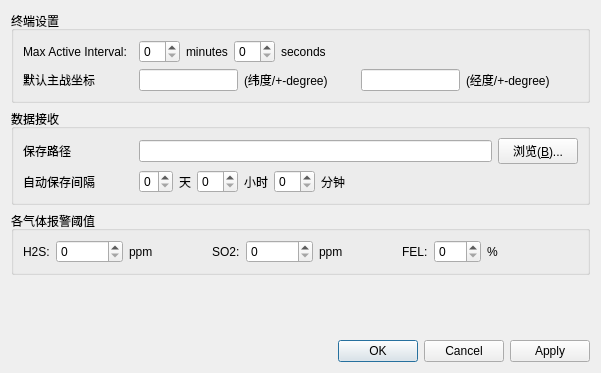
Before: the Qt Designer form mac/examples/GasInfo/optiondialog.ui in Quenii/ADCEVM, drawn with Qt 5.
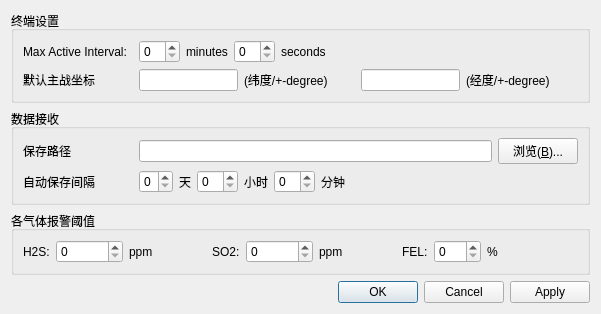
After: the same form once the commit is applied.

What changed in the file:
```diff
--- a/mac/examples/GasInfo/optiondialog.ui
+++ b/mac/examples/GasInfo/optiondialog.ui
@@ -7,7 +7,7 @@
     <x>0</x>
     <y>0</y>
     <width>601</width>
-    <height>373</height>
+    <height>289</height>
    </rect>
   </property>
   <property name="windowTitle">
```
